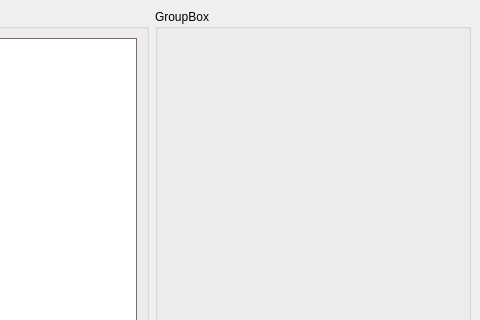
Before: the Qt Designer form main_win.ui in marimba25/my_chatik, drawn with Qt 5; both pictures show x 498 to 978 and y 0 to 320 of the 978 by 854 pixel window.
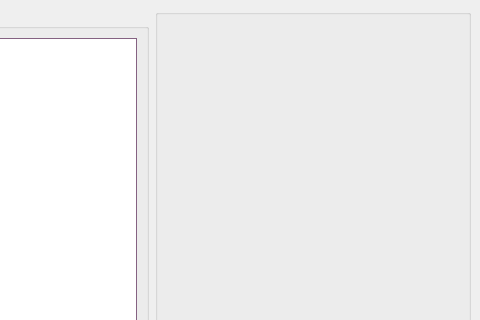
After: the same form once the commit is applied.

Diff of the .ui file:
```diff
--- a/main_win.ui
+++ b/main_win.ui
@@ -483,7 +483,7 @@
       <item>
        <widget class="QGroupBox" name="groupBox">
         <property name="title">
-         <string>GroupBox</string>
+         <string/>
         </property>
         <layout class="QVBoxLayout" name="verticalLayout">
          <item>
```
